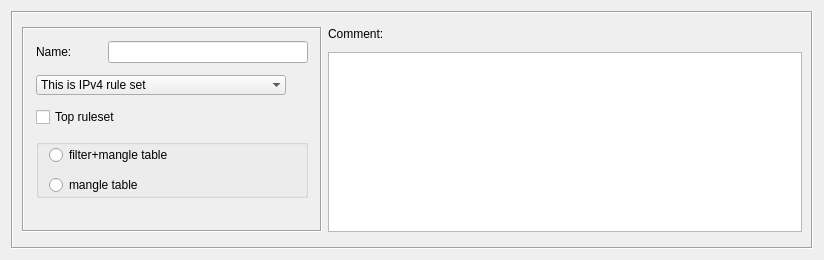
Above: src/gui/rulesetdialog_q.ui from fwbuilder/fwbuilder before the change. Below: the same form after it.
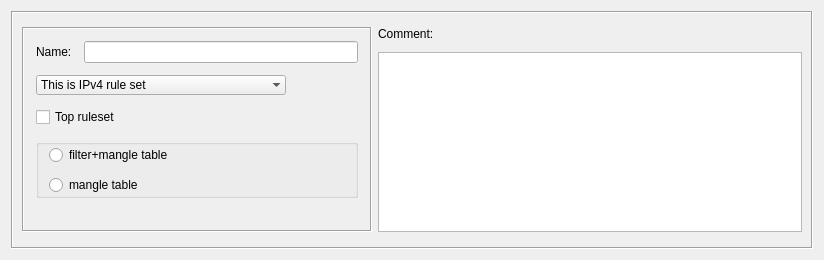
That is the form after the change.

```diff
--- a/src/gui/rulesetdialog_q.ui
+++ b/src/gui/rulesetdialog_q.ui
@@ -41,13 +41,13 @@
         </property>
         <property name="minimumSize" >
          <size>
-          <width>300</width>
+          <width>350</width>
           <height>0</height>
          </size>
         </property>
         <property name="maximumSize" >
          <size>
-          <width>300</width>
+          <width>350</width>
           <height>16777215</height>
          </size>
         </property>
@@ -81,7 +81,7 @@
           <widget class="QLineEdit" name="obj_name" >
            <property name="sizePolicy" >
             <sizepolicy vsizetype="Fixed" hsizetype="Preferred" >
-             <horstretch>0</horstretch>
+             <horstretch>1</horstretch>
              <verstretch>0</verstretch>
             </sizepolicy>
            </property>
```
Left out of the diff: 1 changed line with no effect on the pictures.
